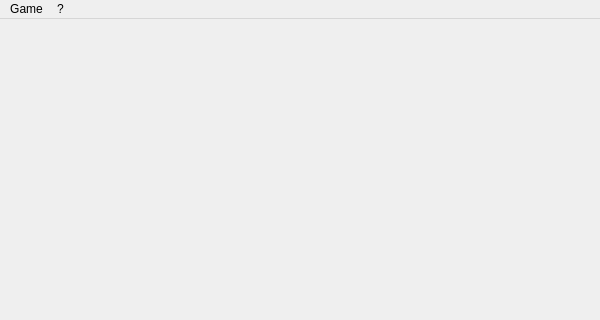
Before: the Qt Designer form mainwindow.ui in cerevra/2048, drawn with Qt 5; both pictures show x 0 to 600 and y 0 to 320 of the 600 by 600 pixel window.
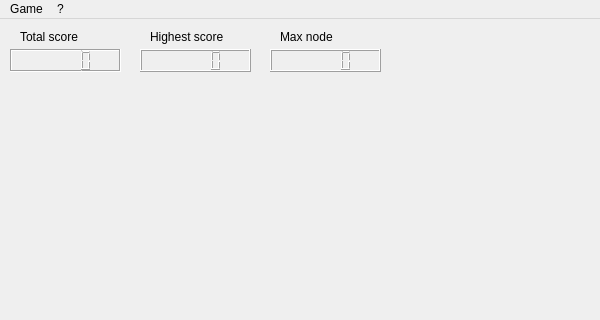
After: the same form once the commit is applied.

Commit message: Score in game

Patch:
```diff
--- a/mainwindow.ui
+++ b/mainwindow.ui
@@ -24,7 +24,83 @@
   <property name="windowTitle">
    <string>MainWindow</string>
   </property>
-  <widget class="QWidget" name="centralWidget"/>
+  <widget class="QWidget" name="centralWidget">
+   <widget class="QLCDNumber" name="lcdNumber_totalScore">
+    <property name="geometry">
+     <rect>
+      <x>10</x>
+      <y>30</y>
+      <width>111</width>
+      <height>23</height>
+     </rect>
+    </property>
+    <property name="frameShape">
+     <enum>QFrame::Box</enum>
+    </property>
+    <property name="frameShadow">
+     <enum>QFrame::Sunken</enum>
+    </property>
+   </widget>
+   <widget class="QLabel" name="label">
+    <property name="geometry">
+     <rect>
+      <x>20</x>
+      <y>10</y>
+      <width>71</width>
+      <height>16</height>
+     </rect>
+    </property>
+    <property name="text">
+     <string>Total score</string>
+    </property>
+   </widget>
+   <widget class="QLCDNumber" name="lcdNumber_highestScore">
+    <property name="geometry">
+     <rect>
+      <x>140</x>
+      <y>30</y>
+      <width>111</width>
+      <height>23</height>
+     </rect>
+    </property>
+   </widget>
+   <widget class="QLabel" name="label_2">
+    <property name="geometry">
+     <rect>
+      <x>150</x>
+      <y>10</y>
+      <width>81</width>
+      <height>16</height>
+     </rect>
+    </property>
+    <property name="text">
+     <string>Highest score</string>
+    </property>
+   </widget>
+   <widget class="QLCDNumber" name="lcdNumber_maxNode">
+    <property name="geometry">
+     <rect>
+      <x>270</x>
+      <y>30</y>
+      <width>111</width>
+      <height>23</height>
+     </rect>
+    </property>
+   </widget>
+   <widget class="QLabel" name="label_3">
+    <property name="geometry">
+     <rect>
+      <x>280</x>
+      <y>10</y>
+      <width>61</width>
+      <height>16</height>
+     </rect>
+    </property>
+    <property name="text">
+     <string>Max node</string>
+    </property>
+   </widget>
+  </widget>
   <widget class="QMenuBar" name="menuBar">
    <property name="geometry">
     <rect>
```
The commit also changes 4 other files.
